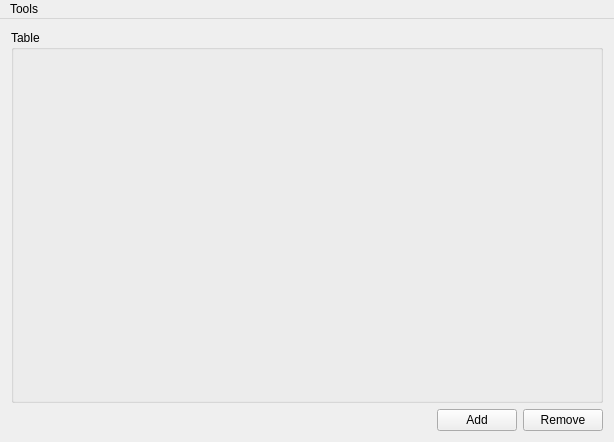
Qt form Src/MainWindow.ui (gomons/Programm) before a commit.
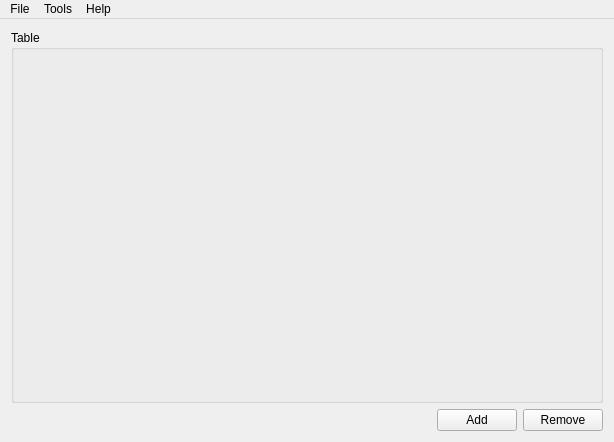
The same form after that commit. Icons and pictures are not drawn.

Diff of the .ui file:
```diff
--- a/Src/MainWindow.ui
+++ b/Src/MainWindow.ui
@@ -87,7 +87,21 @@
     <addaction name="selectHeadersAction"/>
     <addaction name="filterAction"/>
    </widget>
+   <widget class="QMenu" name="menu">
+    <property name="title">
+     <string>File</string>
+    </property>
+    <addaction name="exitAction"/>
+   </widget>
+   <widget class="QMenu" name="menuHelp">
+    <property name="title">
+     <string>Help</string>
+    </property>
+    <addaction name="aboutAction"/>
+   </widget>
+   <addaction name="menu"/>
    <addaction name="menuTools"/>
+   <addaction name="menuHelp"/>
   </widget>
   <action name="selectHeadersAction">
    <property name="text">
```
Left out of the diff: 12 changed lines with no effect on the pictures.
